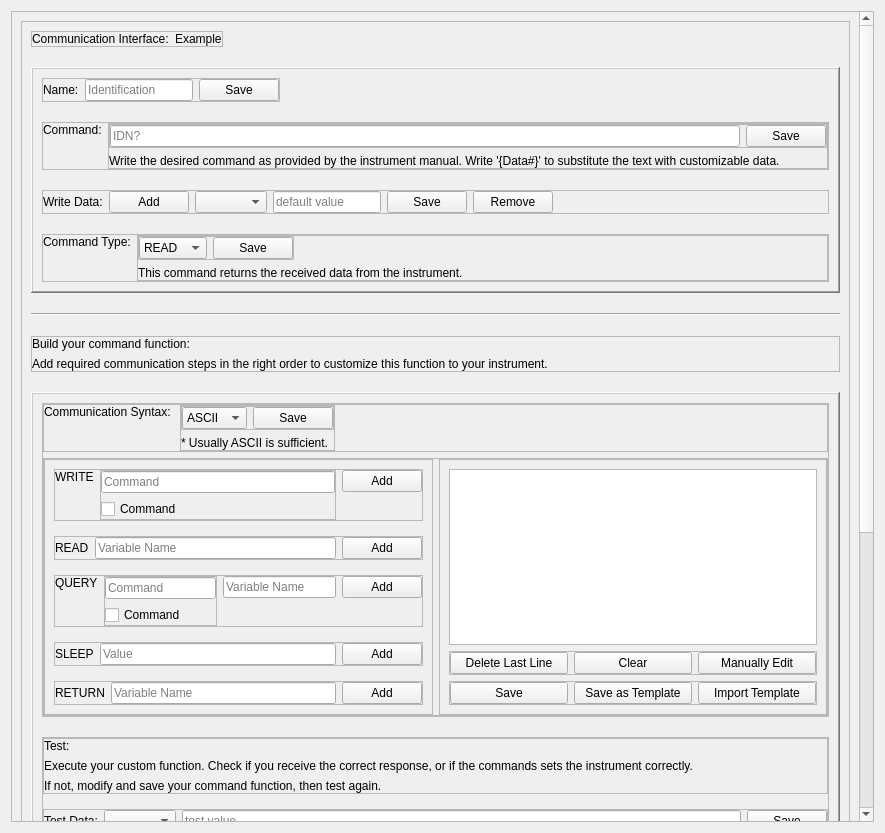
Old version of the form GUI/ui_files/new_command.ui in the repository YeonungK/YonKu.
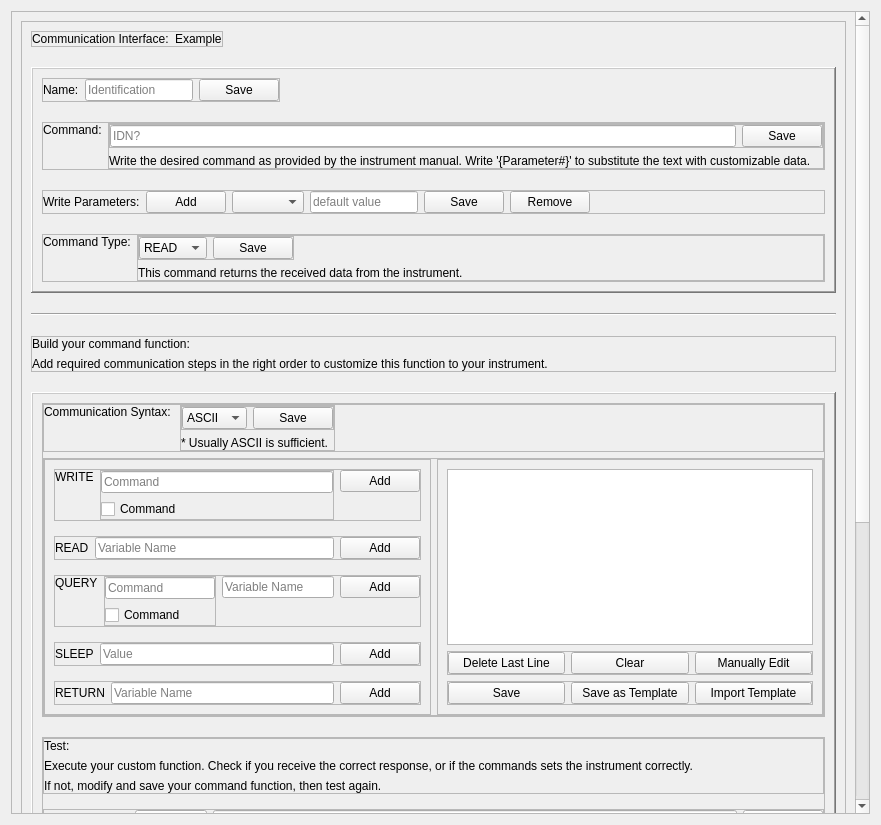
New version of the form.

The edit to the form file:
```diff
--- a/GUI/ui_files/new_command.ui
+++ b/GUI/ui_files/new_command.ui
@@ -6,8 +6,8 @@
    <rect>
     <x>0</x>
     <y>0</y>
-    <width>885</width>
-    <height>833</height>
+    <width>881</width>
+    <height>825</height>
    </rect>
   </property>
   <property name="windowTitle">
@@ -26,9 +26,9 @@
       <property name="geometry">
        <rect>
         <x>0</x>
-        <y>0</y>
-        <width>848</width>
-        <height>1239</height>
+        <y>-268</y>
+        <width>874</width>
+        <height>1284</height>
        </rect>
       </property>
       <layout class="QHBoxLayout" name="horizontalLayout_28">
@@ -241,7 +241,7 @@
                    <item>
                     <widget class="QLabel" name="commandNameInstr">
                      <property name="text">
-                      <string>Write the desired command as provided by the instrument manual. Write '{Data#}' to substitute the text with customizable data.</string>
+                      <string>Write the desired command as provided by the instrument manual. Write '{Parameter#}' to substitute the text with customizable data.</string>
                      </property>
                     </widget>
                    </item>
@@ -281,7 +281,7 @@
                    </sizepolicy>
                   </property>
                   <property name="text">
-                   <string>Write Data:</string>
+                   <string>Write Parameters:</string>
                   </property>
                  </widget>
                 </item>
@@ -1217,7 +1217,7 @@
                    <item>
                     <widget class="QLabel" name="label_20">
                      <property name="text">
-                      <string>Test Data:</string>
+                      <string>Test Parameter:</string>
                      </property>
                     </widget>
                    </item>
```
Left out of the diff: 230 changed lines with no effect on the pictures.
